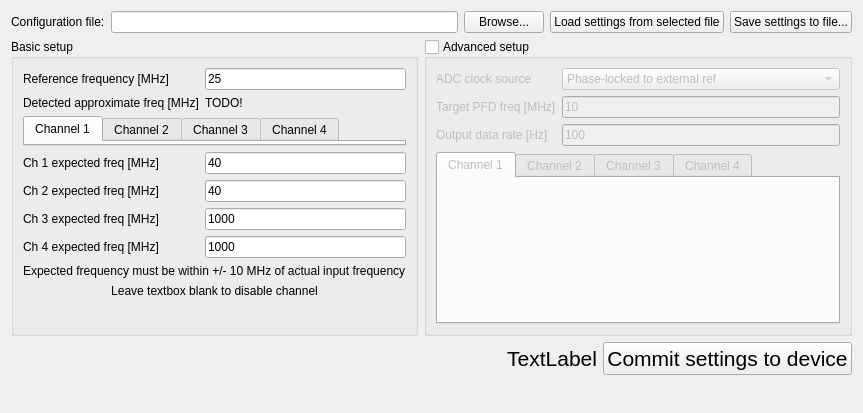
Qt form digital_servo_python_gui/config_widget.ui (jddes/Frequency-comb-DPLL) before a commit.
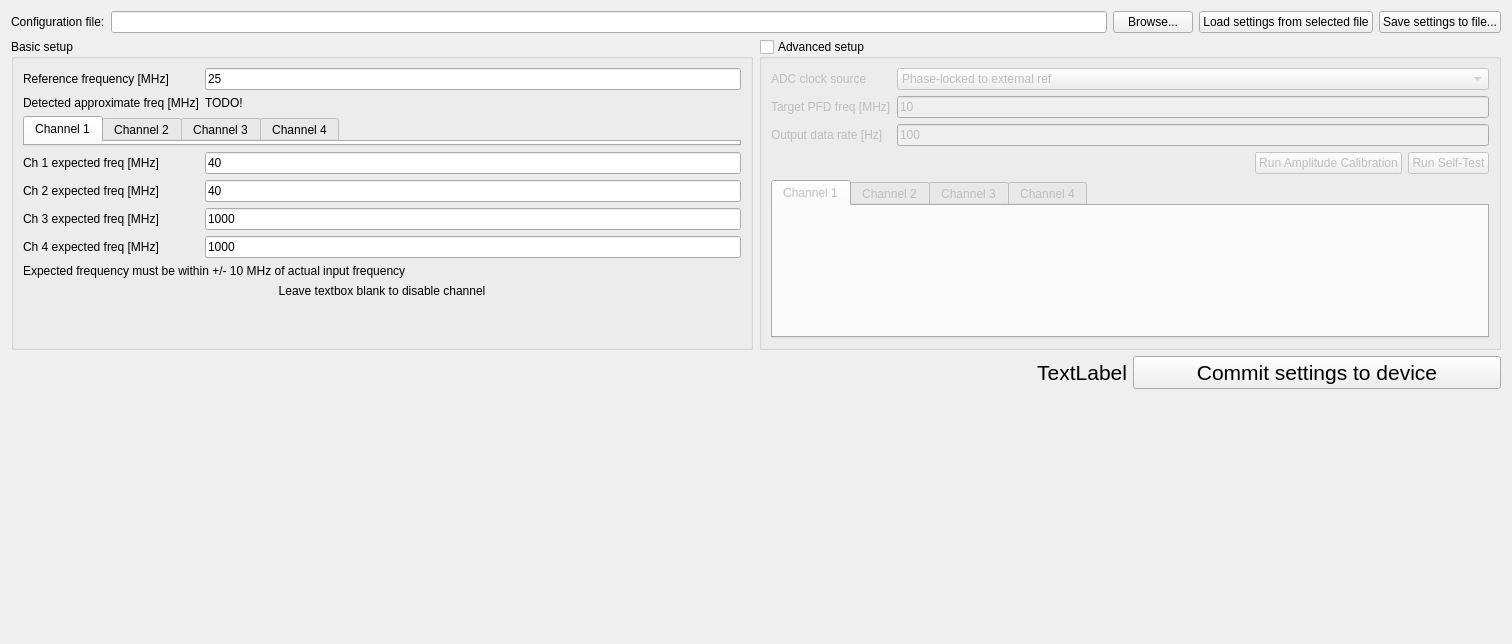
The same form after that commit. Custom widgets are drawn as their Qt base class.

Commit message: Lots of small updates, improve amplitude calibration

```diff
--- a/digital_servo_python_gui/config_widget.ui
+++ b/digital_servo_python_gui/config_widget.ui
@@ -6,8 +6,8 @@
    <rect>
     <x>0</x>
     <y>0</y>
-    <width>799</width>
-    <height>413</height>
+    <width>1512</width>
+    <height>644</height>
    </rect>
   </property>
   <property name="windowTitle">
@@ -269,20 +269,6 @@
         </property>
        </widget>
       </item>
-      <item row="1" column="0">
-       <widget class="QLabel" name="label_8">
-        <property name="text">
-         <string>Target PFD freq [MHz]</string>
-        </property>
-       </widget>
-      </item>
-      <item row="2" column="0">
-       <widget class="QLabel" name="label_9">
-        <property name="text">
-         <string>Output data rate [Hz]</string>
-        </property>
-       </widget>
-      </item>
       <item row="2" column="1">
        <widget class="QLineEdit" name="editOutputDataRate">
         <property name="text">
@@ -297,7 +283,21 @@
         </property>
        </widget>
       </item>
-      <item row="3" column="0" colspan="2">
+      <item row="2" column="0">
+       <widget class="QLabel" name="label_9">
+        <property name="text">
+         <string>Output data rate [Hz]</string>
+        </property>
+       </widget>
+      </item>
+      <item row="1" column="0">
+       <widget class="QLabel" name="label_8">
+        <property name="text">
+         <string>Target PFD freq [MHz]</string>
+        </property>
+       </widget>
+      </item>
+      <item row="5" column="0" colspan="2">
        <widget class="QTabWidget" name="tabWidget">
         <property name="currentIndex">
          <number>0</number>
@@ -324,6 +324,37 @@
         </widget>
        </widget>
       </item>
+      <item row="3" column="1">
+       <layout class="QHBoxLayout" name="horizontalLayout_3">
+        <item>
+         <spacer name="horizontalSpacer">
+          <property name="orientation">
+           <enum>Qt::Horizontal</enum>
+          </property>
+          <property name="sizeHint" stdset="0">
+           <size>
+            <width>40</width>
+            <height>20</height>
+           </size>
+          </property>
+         </spacer>
+        </item>
+        <item>
+         <widget class="QPushButton" name="btnRunAmplitudeCal">
+          <property name="text">
+           <string>Run Amplitude Calibration</string>
+          </property>
+         </widget>
+        </item>
+        <item>
+         <widget class="QPushButton" name="btnRunSelfTest">
+          <property name="text">
+           <string>Run Self-Test</string>
+          </property>
+         </widget>
+        </item>
+       </layout>
+      </item>
      </layout>
     </widget>
    </item>
```
The commit also changes 11 other files.
